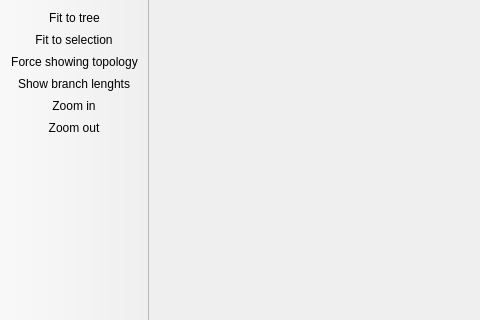
The window that pygenomics/treeview/ete_qt4app.ui (etetoolkit/ete) describes before a commit, drawn with Qt 5; both pictures show x 0 to 480 and y 113 to 433 of the 728 by 707 pixel window.
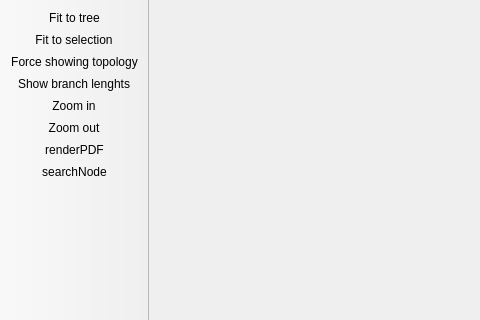
The same window after the commit.

Commit message: Antialiasing zoom in treeview GUI. Fixed species_function in PhyloTree

The edit to the form file:
```diff
--- a/pygenomics/treeview/ete_qt4app.ui
+++ b/pygenomics/treeview/ete_qt4app.ui
@@ -63,6 +63,8 @@
    <addaction name="actionBranchLength"/>
    <addaction name="actionZoomIn"/>
    <addaction name="actionZoomOut"/>
+   <addaction name="actionRenderPDF"/>
+   <addaction name="actionSearchNode"/>
   </widget>
   <action name="actionOpen">
    <property name="text">
@@ -168,6 +170,19 @@
   <action name="actionFit2region">
    <property name="text">
     <string>Fit to selection</string>
+   </property>
+   <property name="shortcut">
+    <string>Space</string>
+   </property>
+  </action>
+  <action name="actionRenderPDF">
+   <property name="text">
+    <string>renderPDF</string>
+   </property>
+  </action>
+  <action name="actionSearchNode">
+   <property name="text">
+    <string>searchNode</string>
    </property>
   </action>
  </widget>
```
The commit also changes 6 other files.
